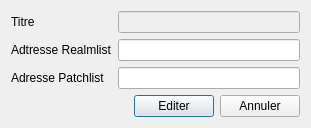
Above: fenediter.ui from Zxb12/EasyRealm before the change. Below: the same form after it.
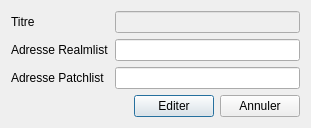
That is the form after the change. Icons and pictures are not drawn.

```diff
--- a/fenediter.ui
+++ b/fenediter.ui
@@ -32,7 +32,7 @@
      <item row="1" column="0">
       <widget class="QLabel" name="label_2">
        <property name="text">
-        <string>Adtresse Realmlist</string>
+        <string>Adresse Realmlist</string>
        </property>
       </widget>
      </item>
```
